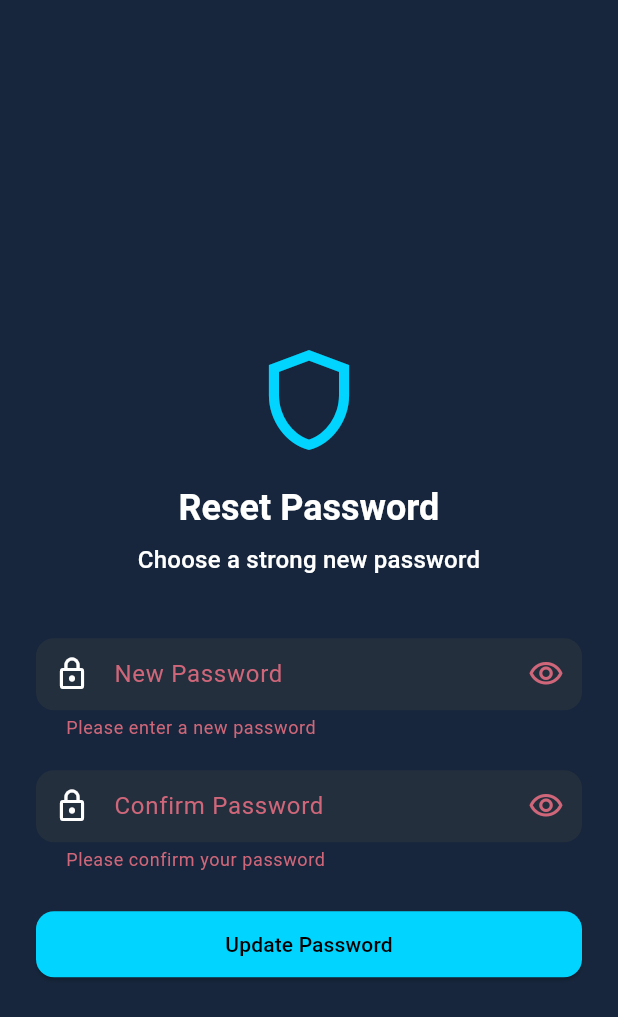
After one commit to Samkok/tripflow-flutter, a Flutter app: the ResetPasswordScreen screen opened directly, after a tap on "Update Password", on a phone screen of 412 x 824 dp. The commit adds this screen. Shown: the top 1017 px of the screen. Run offline on Flutter 3.47's test engine with Material 3 defaults, Android fonts, the phone set to English and light mode, and no system bars; our stand-ins replace cached_network_image, csv, dio, flutter_compass, flutter_dotenv, flutter_riverpod and 9 more; missing offline and left inert: google_maps_url_extractor, purchases_flutter, purchases_ui_flutter; accounts and stored records are empty.

Commit message:
Enable reset password and revenuecat sync

```diff
--- /dev/null
+++ b/lib/screens/reset_password_screen.dart
@@ -0,0 +1,179 @@
+import 'package:flutter/material.dart';
+import 'package:flutter_riverpod/flutter_riverpod.dart';
+import 'package:supabase_flutter/supabase_flutter.dart';
+import '../providers/auth_provider.dart';
+
+class ResetPasswordScreen extends ConsumerStatefulWidget {
+  const ResetPasswordScreen({super.key});
+
+  @override
+  ConsumerState<ResetPasswordScreen> createState() =>
+      _ResetPasswordScreenState();
+}
+
+class _ResetPasswordScreenState extends ConsumerState<ResetPasswordScreen> {
+  final _passwordController = TextEditingController();
+  final _confirmController = TextEditingController();
+  final _formKey = GlobalKey<FormState>();
+  bool _isLoading = false;
+  bool _isPasswordVisible = false;
+  bool _isConfirmVisible = false;
+
+  Future<void> _updatePassword() async {
+    if (!_formKey.currentState!.validate()) return;
+    setState(() => _isLoading = true);
+    try {
+      await ref
+          .read(authServiceProvider)
+          .updatePassword(_passwordController.text);
+      if (mounted) {
+        ScaffoldMessenger.of(context).showSnackBar(
+          const SnackBar(
+            content: Text('Password updated successfully'),
+            backgroundColor: Colors.green,
+          ),
+        );
+        Navigator.of(context)
+            .pushNamedAndRemoveUntil('/home', (route) => false);
+      }
+    } on AuthException catch (e) {
+      if (mounted) {
+        ScaffoldMessenger.of(context).showSnackBar(
+          SnackBar(content: Text(e.message), backgroundColor: Colors.red),
+        );
+      }
+    } catch (e) {
+      if (mounted) {
+        ScaffoldMessenger.of(context).showSnackBar(
+          const SnackBar(
+            content: Text('Unexpected error occurred'),
+            backgroundColor: Colors.red,
+          ),
+        );
+      }
+    } finally {
+      if (mounted) setState(() => _isLoading = false);
+    }
+  }
+
+  @override
+  Widget build(BuildContext context) {
+    final theme = Theme.of(context);
+    return Scaffold(
+      appBar: AppBar(
+        backgroundColor: Colors.transparent,
+        elevation: 0,
+        automaticallyImplyLeading: false,
+      ),
+      body: SafeArea(
+        child: Center(
+          child: SingleChildScrollView(
+            padding: const EdgeInsets.all(24.0),
+            child: Form(
+              key: _formKey,
+              child: Column(
+                mainAxisAlignment: MainAxisAlignment.center,
+                crossAxisAlignment: CrossAxisAlignment.stretch,
+                children: [
+                  Icon(
+                    Icons.shield_outlined,
+                    size: 80,
+                    color: theme.colorScheme.primary,
+                  ),
+                  const SizedBox(height: 16),
+                  Text(
+                    'Reset Password',
+                    textAlign: TextAlign.center,
+                    style: theme.textTheme.headlineMedium?.copyWith(
+                      fontWeight: FontWeight.bold,
+                    ),
+                  ),
+                  const SizedBox(height: 8),
+                  Text(
+                    'Choose a strong new password',
+                    textAlign: TextAlign.center,
+                    style: theme.textTheme.titleMedium?.copyWith(
+                      color: theme.colorScheme.onSurfaceVariant,
+                    ),
+                  ),
+                  const SizedBox(height: 40),
+                  TextFormField(
+                    controller: _passwordController,
+                    obscureText: !_isPasswordVisible,
+                    decoration: InputDecoration(
+                      labelText: 'New Password',
+                      prefixIcon: const Icon(Icons.lock_outline),
+                      suffixIcon: IconButton(
+                        icon: Icon(
+                          _isPasswordVisible
+                              ? Icons.visibility_off_outlined
+                              : Icons.visibility_outlined,
+                        ),
+                        onPressed: () => setState(
+                            () => _isPasswordVisible = !_isPasswordVisible),
+                      ),
+                    ),
+                    validator: (val) {
+                      if (val == null || val.isEmpty) {
+                        return 'Please enter a new password';
+                      }
+                      if (val.length < 6) {
+                        return 'Password must be at least 6 characters';
+                      }
+                      return null;
+                    },
+                  ),
+                  const SizedBox(height: 20),
+                  TextFormField(
+                    controller: _confirmController,
+                    obscureText: !_isConfirmVisible,
+                    decoration: InputDecoration(
+                      labelText: 'Confirm Password',
+                      prefixIcon: const Icon(Icons.lock_outline),
+                      suffixIcon: IconButton(
+                        icon: Icon(
+                          _isConfirmVisible
+                              ? Icons.visibility_off_outlined
+                              : Icons.visibility_outlined,
+                        ),
+                        onPressed: () => setState(
+                            () => _isConfirmVisible = !_isConfirmVisible),
+                      ),
+                    ),
+                    validator: (val) {
+                      if (val == null || val.isEmpty) {
+                        return 'Please confirm your password';
+                      }
+                      if (val != _passwordController.text) {
+                        return 'Passwords do not match';
+                      }
+                      return null;
+                    },
+                  ),
+                  const SizedBox(height: 24),
+                  ElevatedButton(
+                    onPressed: _isLoading ? null : _updatePassword,
+                    child: _isLoading
+                        ? const SizedBox(
+                            height: 24,
+                            width: 24,
+                            child: CircularProgressIndicator(strokeWidth: 3),
+                          )
+                        : const Text('Update Password'),
+                  ),
+                ],
+              ),
+            ),
+          ),
+        ),
+      ),
+    );
+  }
+
+  @override
+  void dispose() {
+    _passwordController.dispose();
+    _confirmController.dispose();
+    super.dispose();
+  }
+}
--- a/lib/services/auth_service.dart
+++ b/lib/services/auth_service.dart
@@ -166,6 +166,21 @@ class AuthService {
     return _supabase.auth.onAuthStateChange;
   }
 
+  /// Sends a password reset email with the app's custom scheme redirect.
+  Future<void> sendPasswordResetEmail(String email) async {
+    await _supabase.auth.resetPasswordForEmail(
+      email,
+      redirectTo: 'voyza://reset-password',
+    );
+  }
+
+  /// Updates the authenticated user's password during a recovery session.
+  Future<void> updatePassword(String newPassword) async {
+    await _supabase.auth.updateUser(
+      UserAttributes(password: newPassword),
+    );
+  }
+
   /// Performs the actual sign-out operation.
   /// UI concerns like showing dialogs should be handled by the caller.
   Future<void> signOut() async {
--- a/lib/services/revenuecat_service.dart
+++ b/lib/services/revenuecat_service.dart
@@ -135,6 +135,9 @@ class RevenueCatService {
       debugPrint('RevenueCatService: Logging in user: $appUserId');
       final result = await Purchases.logIn(appUserId);
       debugPrint('RevenueCatService: Login successful');
+      // Always broadcast so SubscriptionNotifier updates immediately,
+      // regardless of whether addCustomerInfoUpdateListener fires.
+      _customerInfoController.add(result.customerInfo);
       return result.customerInfo;
     } catch (e) {
       debugPrint('RevenueCatService: Login failed - $e');
```
Also changed, not shown: lib/main.dart (+21 -0 lines), lib/providers/subscription_provider.dart (+33 -0 lines), lib/screens/forgot_password_screen.dart (added, +167 -0 lines), lib/screens/login_screen.dart (+13 -0 lines), lib/widgets/location_detail_sheet.dart (+49 -58 lines), 3 other files.
